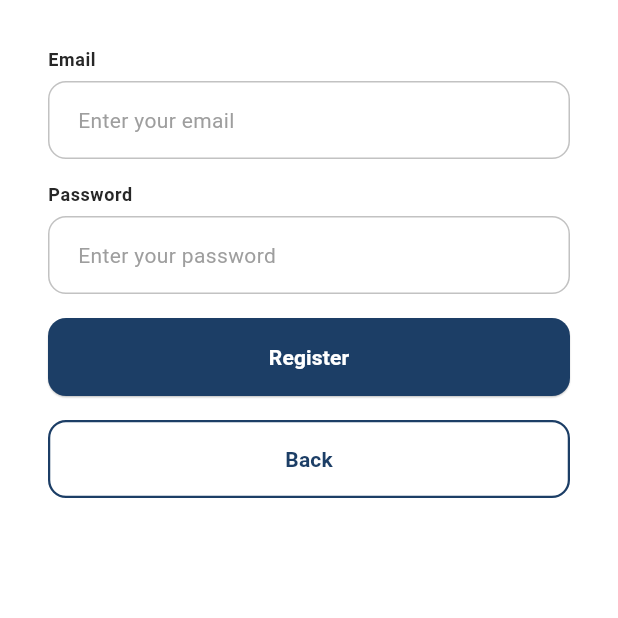
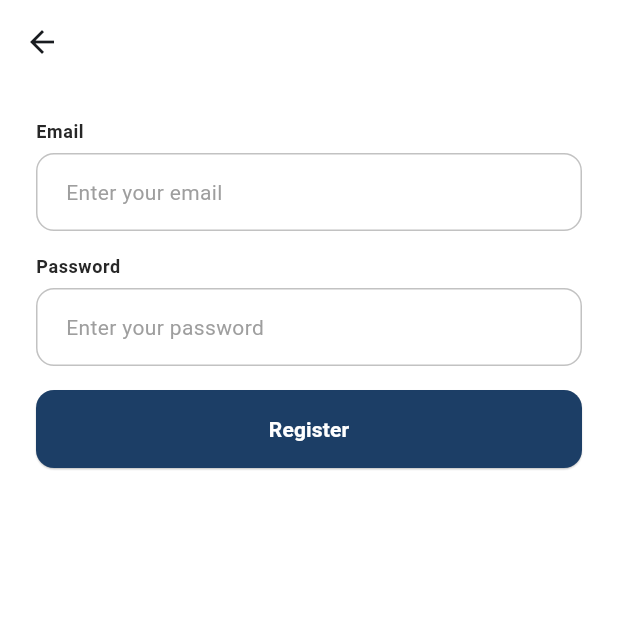
Before and after one commit to dannndi/flutter_base_project, a Flutter app: the RegisterUI screen opened directly, on a phone screen of 412 x 824 dp, the top half of it. Run offline on Flutter 3.47's test engine with Material 3 defaults, Android fonts, the phone set to English and light mode, and no system bars; drawn by our look-alikes of skeletonizer; our stand-ins replace dartz, dio, equatable, extended_image, flutter_bloc, flutter_dotenv and 6 more; accounts and stored records are empty; statements that could not run were skipped.

Commit message:
fix(register): add appbar

```diff
--- a/lib/module/auth/presentation/pages/register/register_page.dart
+++ b/lib/module/auth/presentation/pages/register/register_page.dart
@@ -25,8 +25,9 @@ class _RegisterUIState extends State<RegisterUI> {
   @override
   Widget build(BuildContext context) {
     return Scaffold(
+      appBar: AppBar(),
       body: Padding(
-        padding: const EdgeInsets.all(32),
+        padding: const EdgeInsets.all(24),
         child: Column(
           spacing: 16,
           children: [
@@ -46,14 +47,6 @@ class _RegisterUIState extends State<RegisterUI> {
                 context.goNamed(AppRouteName.home);
               },
             ),
-            DesignButton(
-              type: DesignButtonType.outlined,
-              size: DesignButtonSize.large,
-              text: "Back",
-              onPressed: () {
-                context.pop();
-              },
-            ),
           ],
         ),
       ),
```
